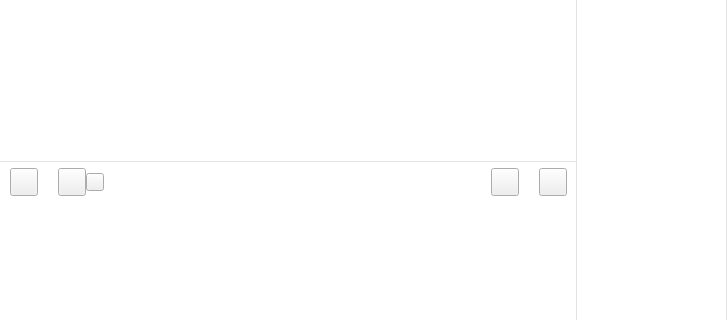
The window that SoftTerminal/forms/STChatDetail.ui (sunpu/softterminal) describes before a commit, drawn with Qt 5; both pictures show x 0 to 727 and y 149 to 469 of the 727 by 590 pixel window.
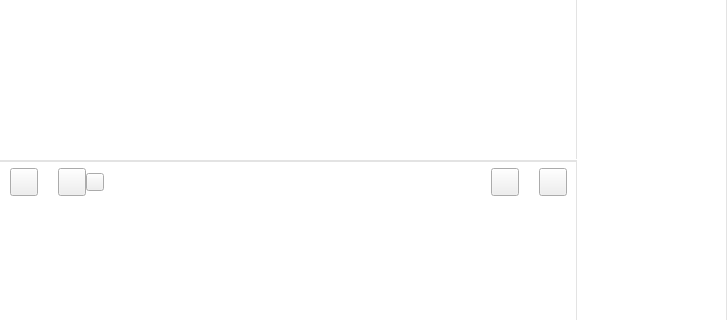
The same window after the commit. Icons and pictures are not drawn.

What changed in the file:
```diff
--- a/SoftTerminal/forms/STChatDetail.ui
+++ b/SoftTerminal/forms/STChatDetail.ui
@@ -91,7 +91,7 @@
      </property>
      <widget class="QWidget" name="widTop" native="true">
       <property name="styleSheet">
-       <string notr="true">QWidget#widTop{border-top: 1px solid #e3e3e3;background-color: rgb(255, 255, 255);}</string>
+       <string notr="true">QWidget#widTop{border-top: 1px solid #e3e3e3;border-bottom: 1px solid #e3e3e3;background-color: rgb(255, 255, 255);}</string>
       </property>
       <layout class="QVBoxLayout" name="verticalLayout_3">
        <property name="spacing">
@@ -107,7 +107,7 @@
         <number>0</number>
        </property>
        <property name="bottomMargin">
-        <number>0</number>
+        <number>2</number>
        </property>
        <item>
         <widget class="QWidget" name="widLoadMore" native="true">
```
Left out of the diff: 7 changed lines with no effect on the pictures.
